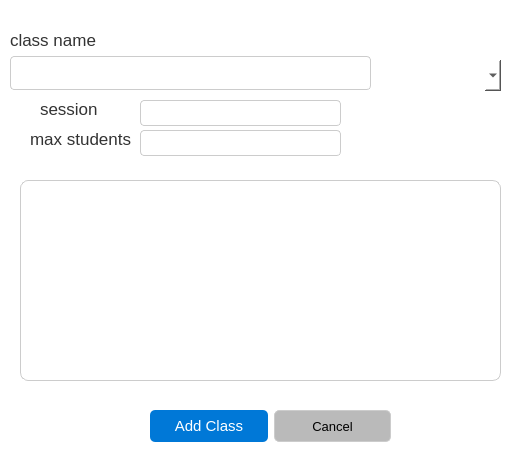
Old version of the form School_System/ui/AddClassDialog.ui in the repository KasperJack/School-Management-System.
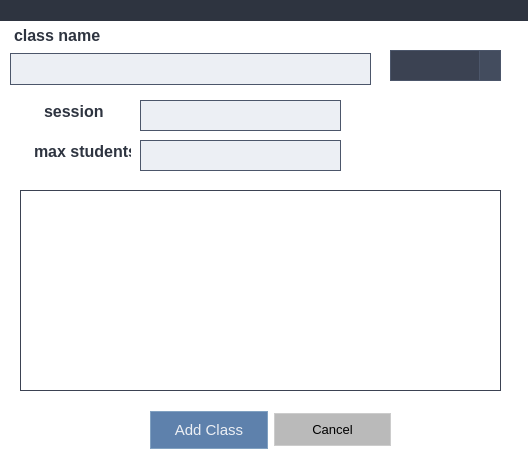
New version of the form. Icons and pictures are not drawn.

Diff of the .ui file:
```diff
--- a/School_System/ui/AddClassDialog.ui
+++ b/School_System/ui/AddClassDialog.ui
@@ -92,9 +92,9 @@
    <property name="geometry">
     <rect>
      <x>10</x>
-     <y>30</y>
+     <y>20</y>
      <width>361</width>
-     <height>60</height>
+     <height>65</height>
     </rect>
    </property>
    <layout class="QVBoxLayout" name="verticalLayout">
@@ -103,16 +103,56 @@
       <property name="font">
        <font>
         <family>Segoe UI</family>
-        <pointsize>13</pointsize>
+        <pointsize>-1</pointsize>
+        <bold>true</bold>
        </font>
       </property>
+      <property name="styleSheet">
+       <string notr="true">/* Label Style */
+QLabel {
+    color: #2e3440; /* Light text color */
+    font-size: 16px; /* Smaller font size for the label */
+    font-weight: bold; /* Bold text to emphasize the label */
+    margin-top: 4px; /* Space between the label and the input field */
+}
+
+/* Optional: Focused Label Change (to match the input field) */
+QLineEdit:focus + QLabel {
+    color: #88C0D0; /* Change label color to light blue on focus */
+}
+</string>
+      </property>
       <property name="text">
        <string>class name</string>
       </property>
      </widget>
     </item>
     <item>
-     <widget class="QLineEdit" name="class_name_field"/>
+     <widget class="QLineEdit" name="class_name_field">
+      <property name="styleSheet">
+       <string notr="true">/* Input Field */
+QLineEdit {
+    background-color: #eceff4; /* Light background */
+    color: #000000; /* Black text */
+    border: 1px solid #4C566A; /* Subtle gray-blue border */
+    border-radius: 0px; /* No rounded corners */
+    padding: 6px; /* Padding inside the field */
+    font-size: 14px; /* Standard font size */
+}
+
+/* Focused Input Field */
+QLineEdit:focus {
+    border: 1px solid #88C0D0; /* Light blue/teal border on focus */
+    background-color: #e1e9f2; /* Slightly lighter background on focus */
+}
+
+/* Placeholder Text */
+QLineEdit::placeholder {
+    color: #4C566A; /* Darker gray for placeholder text */
+}
+</string>
+      </property>
+     </widget>
     </item>
    </layout>
   </widget>
@@ -122,7 +162,7 @@
      <x>150</x>
      <y>410</y>
      <width>241</width>
-     <height>32</height>
+     <height>40</height>
     </rect>
    </property>
    <layout class="QHBoxLayout" name="horizontalLayout">
@@ -130,12 +170,52 @@
      <widget class="QPushButton" name="add_class_button">
       <property name="minimumSize">
        <size>
-        <width>0</width>
-        <height>30</height>
+        <width>86</width>
+        <height>38</height>
        </size>
       </property>
       <property name="styleSheet">
-       <string notr="true"/>
+       <string notr="true">QPushButton {
+    background-color: #5E81AC; /* Nord Blue */
+    color: #ECEFF4; /* Light text */
+    border: 1px solid #81A1C1; /* Lighter blue border */
+    border-radius: 0px; /* No roundness */
+    padding: 6px 12px;
+    font-family: &quot;Segoe UI&quot;;
+    font-size: 15px;
+    min-width: 60px;
+    min-height: 24px;
+}
+
+/* Hover State */
+QPushButton:hover {
+    background-color: #81A1C1; /* Lighter Nord Blue */
+    border: 1px solid #88C0D0; /* Teal highlight */
+}
+
+/* Pressed State */
+QPushButton:pressed {
+    background-color: #4C566A; /* Darker Nord Blue */
+    border: 1px solid #8FBCBB; /* Teal accent */
+}
+
+/* Edit Button Specific Style */
+QPushButton#editButton {
+    background-color: #88C0D0; /* Soft Teal Blue */
+    color: #2E3440; /* Darker text for contrast */
+    border: 1px solid #8FBCBB; /* Teal border */
+}
+
+QPushButton#editButton:hover {
+    background-color: #8FBCBB; /* Slightly lighter teal */
+    border: 1px solid #81A1C1; /* Soft blue highlight */
+}
+
+QPushButton#editButton:pressed {
+    background-color: #5E81AC; /* Dark Nord Blue */
+    border: 1px solid #4C566A; /* Darker border */
+}
+</string>
       </property>
       <property name="text">
        <string>Add Class</string>
@@ -151,22 +231,23 @@
        </size>
       </property>
       <property name="styleSheet">
-       <string notr="true">/* Cancel Button */
+       <string notr="true">
 
 
 
 
-/*#bababa*/
+/*          background-color: transparent;  No background */
 
-/*background-color: transparent; */
 
 
 
+/* Cancel Button */
 QPushButton {
-    background-color: #bababa; /* No background */
+    background-color: #bababa;
+
     color: black;                  /* Black text */
     border: 1px solid #cccccc;     /* Light gray border */
-    border-radius: 5px;
+    border-radius: 0px;
     padding: 8px 16px;
     font-size: 10pt;
 }
@@ -193,7 +274,7 @@
    <property name="geometry">
     <rect>
      <x>390</x>
-     <y>60</y>
+     <y>50</y>
      <width>111</width>
      <height>31</height>
     </rect>
@@ -208,20 +289,20 @@
    <property name="styleSheet">
     <string notr="true">/* Base ComboBox */
 QComboBox {
-    background-color: #ffffff; /* White background */
-    color: #000000; /* Black text */
-    border: 1px solid #cccccc; /* Light gray border */
-    border-radius: 0px; /* Slightly rounded corners */
-    font-family: &quot;Segoe UI&quot;; /* Windows system font */
-    font-size: 12px; /* Standard font size */
-    padding: 2px; /* Keep original padding */
+    background-color: #3B4252; /* Darker background to fit the Nord theme */
+    color: #ECEFF4; /* Light text */
+    border: 1px solid #4C566A; /* Neutral gray-blue border */
+    border-radius: 0px; /* No rounded corners */
+    font-family: &quot;Segoe UI&quot;; /* System font */
+    font-size: 15px; /* Standard font size */
+    padding: 6px; /* Maintain padding */
 }
 
 /* Arrow Button */
 QComboBox::drop-down {
     border: none; /* Remove border around the drop-down button */
-    background-color: #f0f0f0; /* Light gray background for the arrow */
-    border-left: 1px solid #cccccc; /* Add a separator for the arrow */
+    background-color: #434C5E; /* Slightly darker gray for the arrow background */
+    border-left: 1px solid #4C566A; /* Subtle separator */
     width: 20px; /* Keep original width */
 }
 
@@ -234,11 +315,11 @@
 
 /* Drop-down List (Popup Menu) */
 QComboBox QAbstractItemView {
-    background-color: #f9f9f9; /* Light gray background for the menu */
-    color: #000000; /* Black text */
-    border: 0px solid #cccccc; /* Light gray border around the menu */
-    selection-background-color: #0078d4; /* Blue highlight for selected items */
-    selection-color: #ffffff; /* White text for selected items */
+    background-color: #2E3440; /* Dark background for the list */
+    color: #ECEFF4; /* Light text for readability */
+    border: 1px solid #4C566A; /* Match the border to the base combo box */
+    selection-background-color: #88C0D0; /* Teal highlight for selected items */
+    selection-color: #2E3440; /* Dark text on selection for contrast */
 }
 
 /* Hover Effect */
@@ -250,7 +331,6 @@
 QComboBox:focus {
     border: 1px solid #005a9e; /* Darker blue border when focused */
 }
-&quot;&quot;&quot;
 </string>
    </property>
   </widget>
@@ -260,19 +340,57 @@
      <x>140</x>
      <y>100</y>
      <width>201</width>
-     <height>26</height>
+     <height>31</height>
     </rect>
    </property>
+   <property name="styleSheet">
+    <string notr="true">/* Input Field */
+QLineEdit {
+    background-color: #eceff4; /* Light background */
+    color: #000000; /* Black text */
+    border: 1px solid #4C566A; /* Subtle gray-blue border */
+    border-radius: 0px; /* No rounded corners */
+    padding: 6px; /* Padding inside the field */
+    font-size: 14px; /* Standard font size */
+}
+
+/* Focused Input Field */
+QLineEdit:focus {
+    border: 1px solid #88C0D0; /* Light blue/teal border on focus */
+    background-color: #e1e9f2; /* Slightly lighter background on focus */
+}
+
+/* Placeholder Text */
+QLineEdit::placeholder {
+    color: #4C566A; /* Darker gray for placeholder text */
+}
+</string>
+   </property>
   </widget>
   <widget class="QLabel" name="label_3">
    <property name="geometry">
     <rect>
      <x>30</x>
-     <y>130</y>
+     <y>140</y>
      <width>101</width>
      <height>18</height>
     </rect>
    </property>
+   <property name="styleSheet">
+    <string notr="true">/* Label Style */
+QLabel {
+    color: #2e3440; /* Light text color */
+    font-size: 16px; /* Smaller font size for the label */
+    font-weight: bold; /* Bold text to emphasize the label */
+    margin-top: 4px; /* Space between the label and the input field */
+}
+
+/* Optional: Focused Label Change (to match the input field) */
+QLineEdit:focus + QLabel {
+    color: #88C0D0; /* Change label color to light blue on focus */
+}
+</string>
+   </property>
    <property name="text">
     <string>max students</string>
    </property>
@@ -286,6 +404,21 @@
      <height>18</height>
     </rect>
    </property>
+   <property name="styleSheet">
+    <string notr="true">/* Label Style */
+QLabel {
+    color: #2e3440; /* Light text color */
+    font-size: 16px; /* Smaller font size for the label */
+    font-weight: bold; /* Bold text to emphasize the label */
+    margin-top: 4px; /* Space between the label and the input field */
+}
+
+/* Optional: Focused Label Change (to match the input field) */
+QLineEdit:focus + QLabel {
+    color: #88C0D0; /* Change label color to light blue on focus */
+}
+</string>
+   </property>
    <property name="text">
     <string>session</string>
    </property>
@@ -294,76 +427,108 @@
    <property name="geometry">
     <rect>
      <x>140</x>
-     <y>130</y>
+     <y>140</y>
      <width>201</width>
-     <height>26</height>
+     <height>31</height>
     </rect>
    </property>
+   <property name="styleSheet">
+    <string notr="true">/* Input Field */
+QLineEdit {
+    background-color: #eceff4; /* Light background */
+    color: #000000; /* Black text */
+    border: 1px solid #4C566A; /* Subtle gray-blue border */
+    border-radius: 0px; /* No rounded corners */
+    padding: 6px; /* Padding inside the field */
+    font-size: 14px; /* Standard font size */
+}
+
+/* Focused Input Field */
+QLineEdit:focus {
+    border: 1px solid #88C0D0; /* Light blue/teal border on focus */
+    background-color: #e1e9f2; /* Slightly lighter background on focus */
+}
+
+/* Placeholder Text */
+QLineEdit::placeholder {
+    color: #4C566A; /* Darker gray for placeholder text */
+}
+</string>
+   </property>
   </widget>
   <widget class="QScrollArea" name="teachers_subjects_scrollArea">
    <property name="geometry">
     <rect>
      <x>20</x>
-     <y>180</y>
+     <y>190</y>
      <width>481</width>
      <height>201</height>
     </rect>
    </property>
    <property name="styleSheet">
-    <string notr="true">    QScrollArea {
-        border: 1px solid #cccccc;
-        background: #f9f9f9;
-        border-radius: 8px;
-    }
+    <string notr="true">QScrollArea {
+    border: 1px solid #3b4252; /* Nord1 - Dark gray-blue border */
+    background: #f9f9f9; /* Keep original background */
+    border-radius: 0px;
+}
 
-    /* Scroll Bar */
-    QScrollBar:vertical {
-        border: none;
-        background: #e6e6e6;
-        width: 12px;
-        margin: 2px;
-        border-radius: 6px;
-    }
-    QScrollBar::handle:vertical {
-        background: #aaaaaa;
-        min-height: 20px;
-        border-radius: 6px;
-    }
-    QScrollBar::handle:vertical:hover {
-        background: #888888;
-    }
-    QScrollBar::sub-line:vertical,
-    QScrollBar::add-line:vertical {
-        background: none;
-        height: 0;
-    }
+/* Scroll Bar */
+QScrollBar:vertical {
+    border: none;
+    background: #e6e6e6; /* Keep original background */
+    width: 12px;
+    margin: 2px;
+    border-radius: 6px;
+}
 
-    /* Items inside the Scroll Area */
-    QWidget {
-        font-size: 16px;
-        font-family: Arial, sans-serif;
-        color: #333333;
-        background: transparent;
-    }
+QScrollBar::handle:vertical {
+    background: #4c566a; /* Nord3 - Medium gray-blue for handle */
+    min-height: 20px;
+    border-radius: 6px;
+}
 
-    QCheckBox {
-        spacing: 10px;
-        padding: 5px;
-    }
-    QCheckBox::indicator {
-        width: 16px;
-        height: 16px;
-    }
-    QCheckBox::indicator:checked {
-        background-color: #0078d4;
-        border: 1px solid #0078d4;
-        border-radius: 4px;
-    }
-    QCheckBox::indicator:unchecked {
-        background-color: #f0f0f0;
-        border: 1px solid #cccccc;
-        border-radius: 4px;
-    }</string>
+QScrollBar::handle:vertical:hover {
+    background: #81a1c1; /* Nord8 - Blue on hover */
+}
+
+QScrollBar::sub-line:vertical,
+QScrollBar::add-line:vertical {
+    background: none;
+    height: 0;
+}
+
+/* Items inside the Scroll Area */
+QWidget {
+    font-size: 16px;
+    font-family: Arial, sans-serif;
+    color: #2e3440;
+    background: transparent;
+}
+
+QCheckBox {
+    spacing: 10px;
+    padding: 5px;
+}
+
+QCheckBox::indicator {
+    width: 16px;
+    height: 16px;
+}
+
+/* Checked state */
+QCheckBox::indicator:checked {
+    background-color: #5e81ac; /* Nord9 - Blue for checked state */
+    border: 1px solid #5e81ac; /* Matching border color */
+    border-radius: 4px;
+}
+
+/* Unchecked state */
+QCheckBox::indicator:unchecked {
+    background-color: #f0f0f0; /* Light background for unchecked */
+    border: 1px solid #cccccc; /* Light gray border */
+    border-radius: 4px;
+}
+</string>
    </property>
    <property name="widgetResizable">
     <bool>true</bool>
@@ -379,6 +544,21 @@
     </property>
    </widget>
   </widget>
+  <widget class="QWidget" name="widget_2" native="true">
+   <property name="geometry">
+    <rect>
+     <x>0</x>
+     <y>0</y>
+     <width>531</width>
+     <height>21</height>
+    </rect>
+   </property>
+   <property name="styleSheet">
+    <string notr="true">/*background-color: #bababa;*/
+border-radius: 0px;
+ background-color:#2e3440;</string>
+   </property>
+  </widget>
  </widget>
  <resources/>
  <connections/>
```
Left out of the diff: 6 changed lines with no effect on the pictures.
